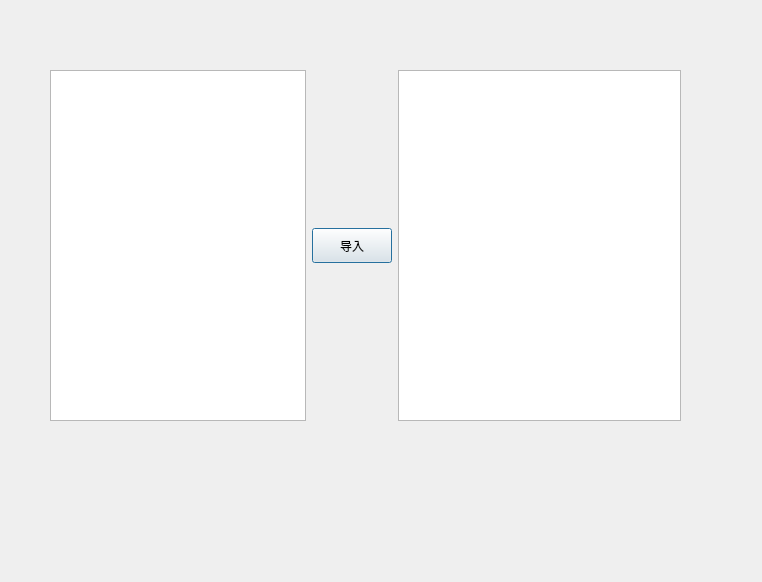
The window that ui_page/page_one.ui (fengyec2/StudentGradeTracker) describes before a commit, drawn with Qt 5.
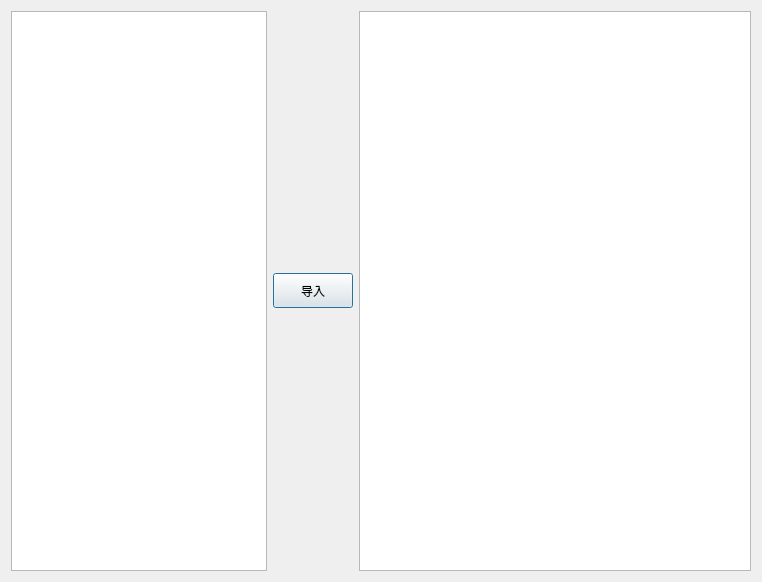
The same window after the commit. Custom widgets are drawn as their Qt base class.

Commit message: Set all widgets to fit the whole window

```diff
--- a/ui_page/page_one.ui
+++ b/ui_page/page_one.ui
@@ -13,19 +13,8 @@
   <property name="windowTitle">
    <string>Form</string>
   </property>
-  <widget class="QWidget" name="horizontalLayoutWidget">
-   <property name="geometry">
-    <rect>
-     <x>50</x>
-     <y>70</y>
-     <width>631</width>
-     <height>351</height>
-    </rect>
-   </property>
    <layout class="QHBoxLayout" name="horizontalLayout">
     <item>
-     <layout class="QVBoxLayout" name="verticalLayout">
-      <item>
        <widget class="QListView" name="listView">
         <property name="sizePolicy">
          <sizepolicy hsizetype="Minimum" vsizetype="Expanding">
@@ -41,10 +30,6 @@
         </property>
        </widget>
       </item>
-     </layout>
-    </item>
-    <item>
-     <layout class="QVBoxLayout" name="verticalLayout_2">
       <item>
        <widget class="PrimaryPushButton" name="pushButton">
         <property name="sizePolicy">
@@ -72,13 +57,10 @@
         </property>
        </widget>
       </item>
-     </layout>
-    </item>
     <item>
      <widget class="QTableView" name="tableView"/>
     </item>
    </layout>
-  </widget>
  </widget>
  <customwidgets>
   <customwidget>
```
Lines whose indentation alone changed are shown as unchanged. The commit also changes 6 other files.
